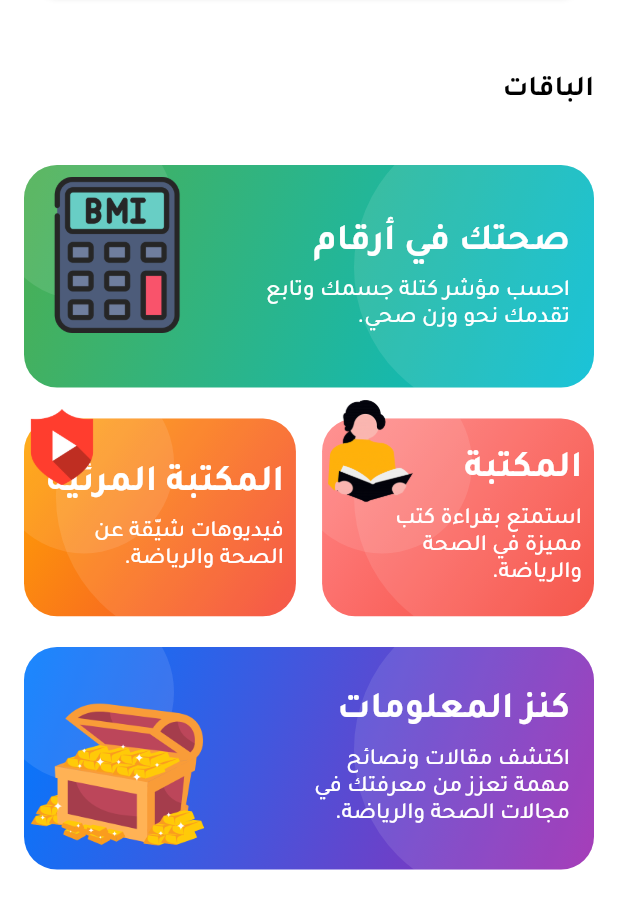
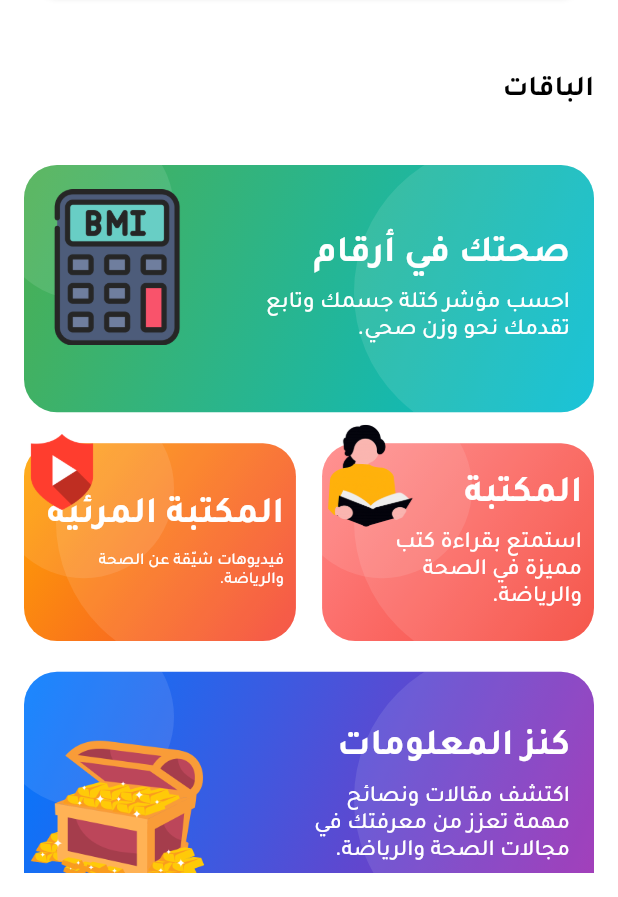
Before and after one commit to mahmoudayman55/diet_picnic_client, a Flutter app: the HomeView screen opened directly, on a phone screen of 412 x 824 dp, the part 339-1236 px from its top. Run offline on Flutter 3.47's test engine with Material 3 defaults, Android fonts, the phone set to English and light mode, and no system bars; our stand-ins replace cached_network_image, cloud_firestore, dartz, device_preview, dio, firebase_core and 13 more; accounts and stored records are empty; network calls fail; statements that could not run were skipped.

Commit message:
ui enhancements

```diff
--- a/lib/components/bmi_section.dart
+++ b/lib/components/bmi_section.dart
@@ -50,7 +50,7 @@ class _BmiSectionState extends State<BmiSection>
           // الخلفية
           Container(
             width: width,
-            height: heigh * 0.18,
+            height: heigh * 0.2,
             decoration: BoxDecoration(
               gradient: LinearGradient(
                 colors: [
--- a/lib/components/book_widget.dart
+++ b/lib/components/book_widget.dart
@@ -53,7 +53,7 @@ class BookWidget extends StatelessWidget {
                   ),
                   Text(
                     book.name,
-                    style: Theme.of(context).textTheme.displayLarge,
+                    style: Theme.of(context).textTheme.displayMedium,
                     textAlign: TextAlign.center,
                   ),
                   SizedBox(
@@ -72,7 +72,7 @@ class BookWidget extends StatelessWidget {
                             "إستكشاف",
                             style: Theme.of(context)
                                 .textTheme
-                                .displayMedium!
+                                .displaySmall!
                                 .copyWith(
                                     color: CustomColors.selectedNavBarColor),
                           )))
--- a/lib/components/informationTRWidget.dart
+++ b/lib/components/informationTRWidget.dart
@@ -50,7 +50,7 @@ class _KnowledgeSectionState extends State<KnowledgeSection>
           // الخلفية
           Container(
             width: width,
-            height: heigh * 0.18,
+            height: heigh * 0.2,constraints: BoxConstraints(minHeight: 145),
             decoration: BoxDecoration(
               gradient: LinearGradient(
                 colors: [
--- a/lib/components/reading_section.dart
+++ b/lib/components/reading_section.dart
@@ -47,7 +47,7 @@ class _ReadingSectionState extends State<ReadingSection>
         clipBehavior: Clip.none,
         children: [
           // خلفية منحنية بتدرج لوني
-          Container(
+          Container(constraints: BoxConstraints(minHeight: 120),
             width: width*0.44,
             height: heigh * 0.16,
             decoration: BoxDecoration(
--- a/lib/components/video_widget.dart
+++ b/lib/components/video_widget.dart
@@ -48,7 +48,7 @@ class VideoWidget extends StatelessWidget {
                   ),
                   Text(
                     video.name,
-                    style: Theme.of(context).textTheme.displayLarge,
+                    style: Theme.of(context).textTheme.displayMedium,
                     textAlign: TextAlign.center,
                   ),
                   SizedBox(
@@ -64,10 +64,10 @@ class VideoWidget extends StatelessWidget {
                             CustomUrlLauncher.launchWebUrl(video.videoLink);
                           },
                           label: Text(
-                            "إستكشاف",
+                            "استكشاف",
                             style: Theme.of(context)
                                 .textTheme
-                                .displayMedium!
+                                .displaySmall!
                                 .copyWith(
                                     color: CustomColors.selectedNavBarColor),
                           )))
--- a/lib/components/visual_section.dart
+++ b/lib/components/visual_section.dart
@@ -49,7 +49,7 @@ class _VisualSectionState extends State<VisualSection>
         children: [
           // خلفية منحنية بتدرج لوني
           Container(
-            width: width*0.44,
+            width: width*0.44,constraints: BoxConstraints(minHeight: 120),
             height: heigh * 0.16,
             decoration: BoxDecoration(
               gradient: LinearGradient(
@@ -99,7 +99,7 @@ class _VisualSectionState extends State<VisualSection>
                         SizedBox(height: 8),
                         Text(
                           "فيديوهات شيّقة عن الصحة والرياضة.",
-                          style: Theme.of(context).textTheme.displayMedium!.copyWith(
+                          style: Theme.of(context).textTheme.displaySmall!.copyWith(
                             color: Colors.white
 
                           ),
--- a/lib/components/welcome_card.dart
+++ b/lib/components/welcome_card.dart
@@ -147,7 +147,7 @@ class _WelcomeCardState extends State<WelcomeCard>
         elevation: 2,
         child: Stack(
           children: [
-            Container(
+            Container(constraints: BoxConstraints(minHeight: 160),
                 width: double.infinity,
                 height: MediaQuery.of(context).size.height * 0.22,
                 // Approximate height to match front content roughly
--- a/lib/core/theme.dart
+++ b/lib/core/theme.dart
@@ -61,52 +61,52 @@ class Themes {
     headlineLarge: TextStyle(
       fontFamily: AppConstants.fontFamily,
       fontWeight: FontWeight.bold,
-      fontSize: 20.0.sp,
+      fontSize: 18.0.sp, // ✅ نفس Light Mode
       color: CustomColors.textWhite,
     ),
     headlineMedium: TextStyle(
       fontFamily: AppConstants.fontFamily,
       fontWeight: FontWeight.w600,
-      fontSize: 18.0.sp,
+      fontSize: 16.0.sp, // ✅ نفس Light Mode
       color: CustomColors.textWhite,
-    ),    headlineSmall: TextStyle(
+    ),
+    headlineSmall: TextStyle(
       fontFamily: AppConstants.fontFamily,
-      fontWeight: FontWeight.w500,
-      fontSize: 17.0.sp,
+      fontWeight: FontWeight.w600, // ✅ نفس Light Mode
+      fontSize: 14.0.sp, // ✅ نفس Light Mode
       color: CustomColors.textWhite,
     ),
     displayLarge: TextStyle(
       fontFamily: AppConstants.fontFamily,
       fontWeight: FontWeight.w600,
-      fontSize: 16.0.sp,
+      fontSize: 13.0.sp, // ✅ نفس Light Mode
       color: CustomColors.textWhite70,
     ),
     displayMedium: TextStyle(
       fontFamily: AppConstants.fontFamily,
       fontWeight: FontWeight.w500,
-      fontSize: 12.0.sp,
+      fontSize: 11.2.sp, // ✅ نفس Light Mode
       color: CustomColors.textWhite70,
     ),
     displaySmall: TextStyle(
       fontFamily: AppConstants.fontFamily,
       fontWeight: FontWeight.w500,
-      fontSize: 10.0.sp,
+      fontSize: 8.0.sp, // ✅ نفس Light Mode
       color: CustomColors.textWhite60,
     ),
     bodyMedium: TextStyle(
       fontFamily: AppConstants.fontFamily,
       fontWeight: FontWeight.normal,
-      fontSize: 10.0.sp,
+      fontSize: 8.0.sp, // ✅ نفس Light Mode
       color: CustomColors.textWhite70,
     ),
     bodySmall: TextStyle(
       fontFamily: AppConstants.fontFamily,
       fontWeight: FontWeight.normal,
-      fontSize: 8.0.sp,
+      fontSize: 8.0.sp, // ✅ نفس Light Mode
       color: CustomColors.textWhite60,
     ),
   );
-
   // Tablet text theme (kept minimal)
   static final TextTheme _tabletTextTheme = TextTheme(
     headlineLarge: TextStyle(
--- a/lib/models/client_profile_model.dart
+++ b/lib/models/client_profile_model.dart
@@ -383,9 +383,9 @@ class ClientProfileModel {
     days %= 7;
 
     final parts = <String>[];
-    if (months > 0) parts.add('$months شهر');
-    if (weeks > 0) parts.add('$weeks أسبوع');
-    if (days > 0) parts.add('$days أيام');
+    if (months > 0) parts.add('$months ش');
+    if (weeks > 0) parts.add('$weeks أ');
+    if (days > 0) parts.add('$days ي');
     return parts.isEmpty ? 'اليوم' : parts.join(' و ');
   }
 
--- a/lib/view/home_view.dart
+++ b/lib/view/home_view.dart
@@ -249,7 +249,7 @@ class HomeView extends GetView<HomeController> {
                       ],
                     ),
                     SizedBox(
-                      height: heigh * 0.22,
+                      height: heigh * 0.24,
                       child: Obx(
                         () => controller.isLoadingReviews.value
                             ? LogoLoadingWidget()
--- a/lib/view/offer_packages_view.dart
+++ b/lib/view/offer_packages_view.dart
@@ -47,7 +47,7 @@ class OfferPackagesView extends GetView<OfferPackagesController> {
                                       .headlineSmall
                                       ?.copyWith(
                                         fontWeight: FontWeight.bold,
-                                        color: Colors.black87,
+
                                       ),
                                 ),
                               ),
--- a/lib/view/progress_view.dart
+++ b/lib/view/progress_view.dart
@@ -75,7 +75,7 @@ class ProgressView extends StatelessWidget {
                             'إضافة تقدم أسبوعي',
                             style: Theme.of(context)
                                 .textTheme
-                                .displayMedium!
+                                .displaySmall!
                                 .copyWith(color: Colors.white),
                             textAlign: TextAlign.center,
                           ),
@@ -113,7 +113,7 @@ class ProgressView extends StatelessWidget {
                           style: ElevatedButton.styleFrom(
                             textStyle: Theme.of(context)
                                 .textTheme
-                                .displayMedium!
+                                .displaySmall!
                                 .copyWith(
                                     color: CustomColors.selectedNavBarColor),
                             foregroundColor: CustomColors.selectedNavBarColor,
--- a/pubspec.yaml
+++ b/pubspec.yaml
@@ -60,6 +60,7 @@ dependencies:
   # The following adds the Cupertino Icons font to your application.
   # Use with the CupertinoIcons class for iOS style icons.
   cupertino_icons: ^1.0.6
+  device_preview: ^1.3.1
 
 dev_dependencies:
   flutter_test:
```
Also changed, not shown: lib/components/package_offer_widget.dart (+9 -9 lines), lib/components/review_widget.dart (+10 -8 lines), lib/main.dart (+12 -3 lines), lib/view/all_reviews_view.dart (+6 -3 lines), pubspec.lock, 1 other file.
